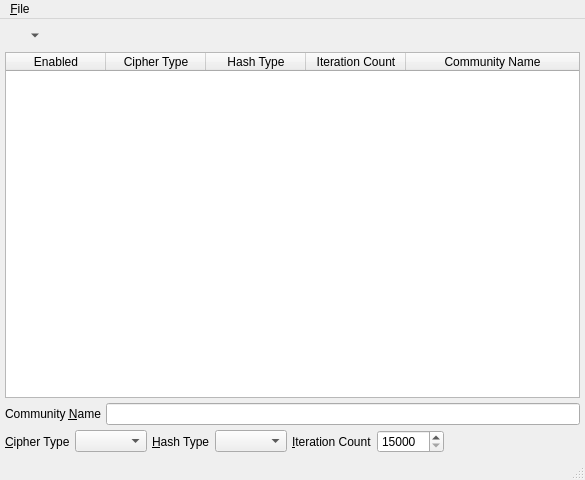
textbrowser/spot-on, file branches/trunk/GoldBug-UI/echo-key-share.ui: the form before one commit.
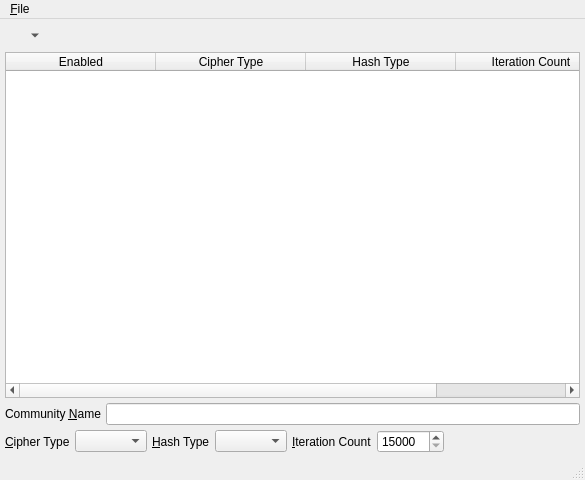
The form after the commit. Icons and pictures are not drawn.

Commit message: Default column sizes.

Patch:
```diff
--- a/branches/trunk/GoldBug-UI/echo-key-share.ui
+++ b/branches/trunk/GoldBug-UI/echo-key-share.ui
@@ -67,6 +67,9 @@
       <property name="horizontalScrollMode">
        <enum>QAbstractItemView::ScrollPerPixel</enum>
       </property>
+      <attribute name="horizontalHeaderDefaultSectionSize">
+       <number>150</number>
+      </attribute>
       <attribute name="horizontalHeaderStretchLastSection">
        <bool>true</bool>
       </attribute>
```
Left out of the diff: 2 changed lines with no effect on the pictures. The commit also changes 1 other file.
